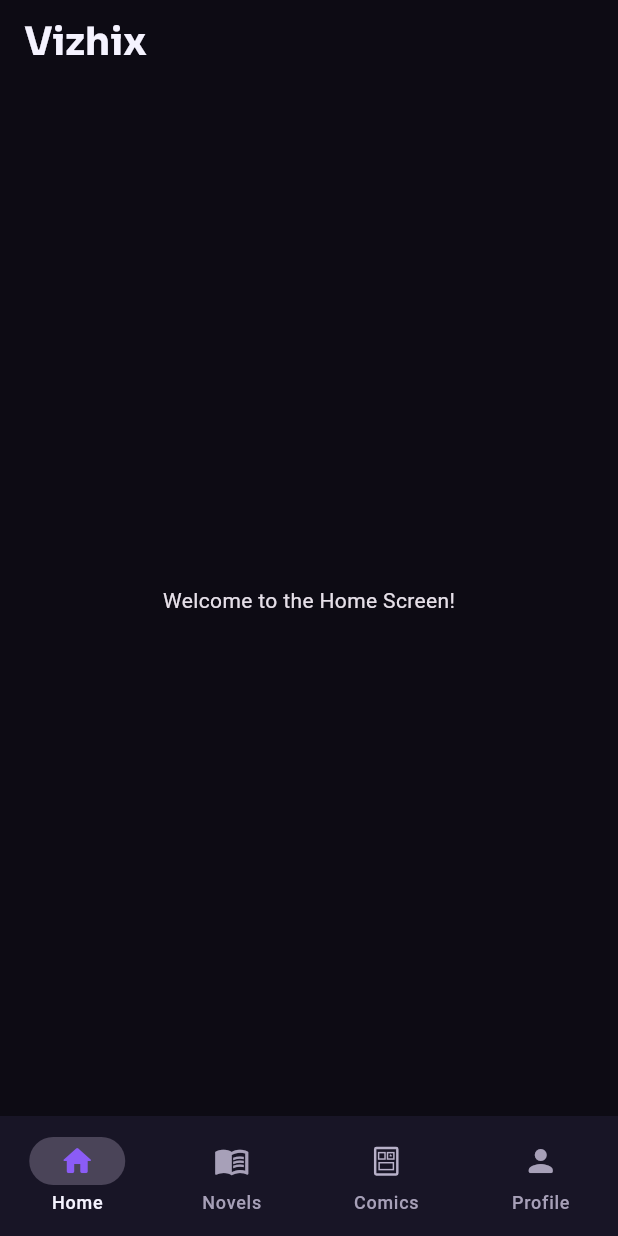
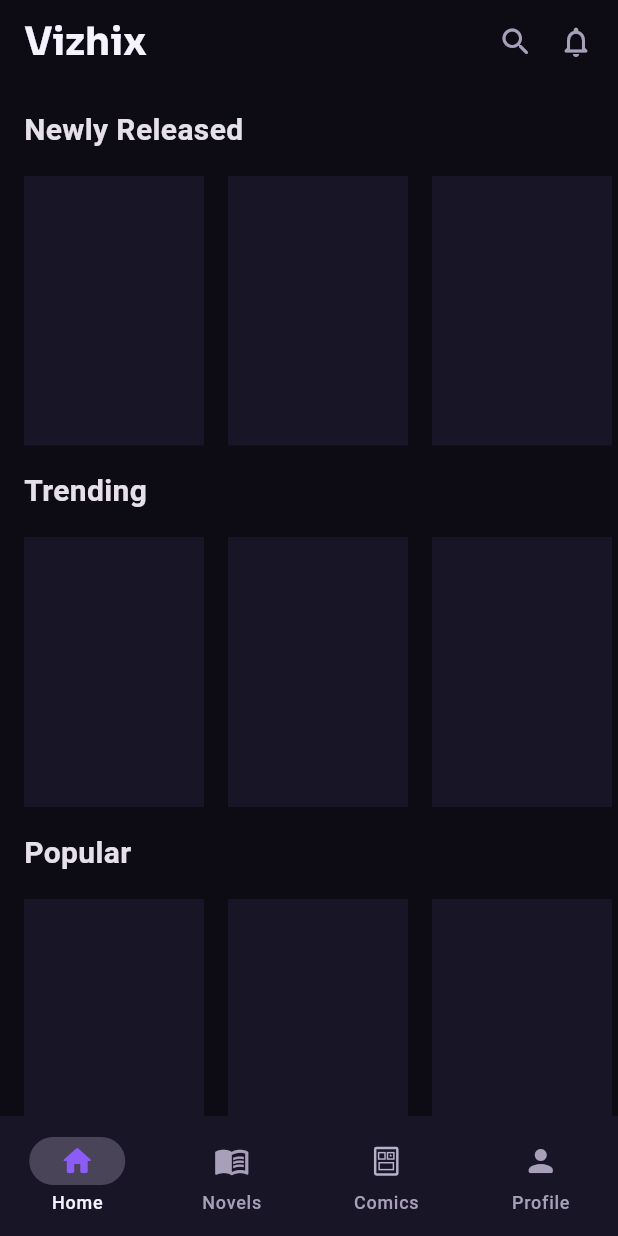
Before and after one commit to vizhixteam/vizhix, a Flutter app: the screen it shows after launch, on a phone screen of 412 x 824 dp. Run offline on Flutter 3.47's test engine with Material 3 defaults, Android fonts, the phone set to English and light mode, and no system bars; our stand-ins replace flutter_svg.

Commit message:
List contents added in Home screen

```diff
--- a/lib/screens/home_screen.dart
+++ b/lib/screens/home_screen.dart
@@ -1,6 +1,8 @@
 import 'package:flutter/material.dart';
+
 import '../theme/app_text_styles.dart';
 import '../theme/app_colors.dart';
+
 import 'package:flutter_svg/flutter_svg.dart';
 
 class HomeScreen extends StatelessWidget {
@@ -11,22 +13,102 @@ class HomeScreen extends StatelessWidget {
     return Scaffold(
       appBar: AppBar(
         title: const Text('Vizhix', style: AppTextStyles.screenTitle),
+        actions: const [
+          Icon(Icons.search_rounded),
+          SizedBox(width: 16),
+          Icon(Icons.notifications_none_rounded),
+          SizedBox(width: 16),
+        ],
       ),
-      body: const Center(child: Text('Welcome to the Home Screen!')),
+      body: ListView(
+        children: [
+          // Category 1: Newly Released
+          const Padding(
+            padding: EdgeInsets.all(16.0),
+            child: Text(
+              'Newly Released',
+              style: TextStyle(fontSize: 20, fontWeight: FontWeight.bold),
+            ),
+          ),
+
+          SizedBox(
+            height: 180, // Required fixed height for horizontal ListView
+            child: ListView.builder(
+              scrollDirection: Axis.horizontal,
+              itemCount: 10,
+              itemBuilder: (context, index) => Container(
+                width: 120,
+                margin: const EdgeInsets.only(left: 16),
+                color: AppColors.surface, // Placeholder color for the item
+              ),
+            ),
+          ),
+
+          // Category 2: Trending
+          const Padding(
+            padding: EdgeInsets.all(16.0),
+            child: Text(
+              'Trending',
+              style: TextStyle(fontSize: 20, fontWeight: FontWeight.bold),
+            ),
+          ),
+
+          SizedBox(
+            height: 180,
+            child: ListView.builder(
+              scrollDirection: Axis.horizontal,
+              itemCount: 10,
+              itemBuilder: (context, index) => Container(
+                width: 120,
+                margin: const EdgeInsets.only(left: 16),
+                color: AppColors.surface,
+              ),
+            ),
+          ),
+          // Category 3: Popular
+          const Padding(
+            padding: EdgeInsets.all(16.0),
+            child: Text(
+              'Popular',
+              style: TextStyle(fontSize: 20, fontWeight: FontWeight.bold),
+            ),
+          ),
+
+          SizedBox(
+            height: 180,
+            child: ListView.builder(
+              scrollDirection: Axis.horizontal,
+              itemCount: 10,
+              itemBuilder: (context, index) => Container(
+                width: 120,
+                margin: const EdgeInsets.only(left: 16),
+                color: AppColors.surface,
+              ),
+            ),
+          ),
+          SizedBox(
+            height: 50, // Standard small banner height
+            width: double.infinity,
+            child: Center(
+              child: Text(
+                'Banner Ad Placeholder',
+                style: TextStyle(color: AppColors.secondaryText),
+              ),
+            ),
+          ),
+        ],
+      ),
+
       bottomNavigationBar: NavigationBar(
         destinations: [
-          NavigationDestination(icon: Icon(Icons.home_outlined),
-          selectedIcon: Icon(
-            Icons.home_rounded,
-            color: AppColors.primary,
-          )
-          , label: 'Home'),
+          NavigationDestination(
+            icon: Icon(Icons.home_outlined),
+            selectedIcon: Icon(Icons.home_rounded, color: AppColors.primary),
+            label: 'Home',
+          ),
           NavigationDestination(
             icon: Icon(Icons.menu_book_outlined),
-            selectedIcon: Icon(
-              Icons.menu_book_rounded,
-              color: AppColors.novel,
-            ),
+            selectedIcon: Icon(Icons.menu_book_rounded, color: AppColors.novel),
             label: 'Novels',
           ),
           NavigationDestination(
@@ -44,10 +126,7 @@ class HomeScreen extends StatelessWidget {
           ),
           NavigationDestination(
             icon: Icon(Icons.person_rounded),
-            selectedIcon: Icon(
-              Icons.person_rounded,
-              color: AppColors.primary,
-            ),
+            selectedIcon: Icon(Icons.person_rounded, color: AppColors.primary),
             label: 'Profile',
           ),
         ],
--- a/lib/theme/app_text_styles.dart
+++ b/lib/theme/app_text_styles.dart
@@ -56,7 +56,7 @@ abstract final class AppTextStyles {
   static const sectionTitle = TextStyle(
     fontFamily: _sora,
     fontWeight: FontWeight.w600,
-    fontSize: 22,
+    fontSize: 19,
     color: AppColors.primaryText,
   );
 
```
